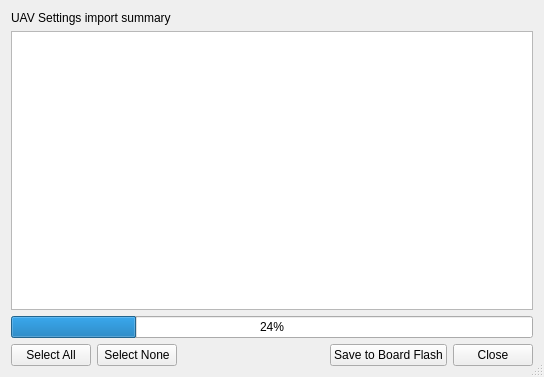
Before: the Qt Designer form ground/gcs/src/plugins/uavsettingsimportexport/importsummarydialog.ui in TauLabs/TauLabs, drawn with Qt 5.
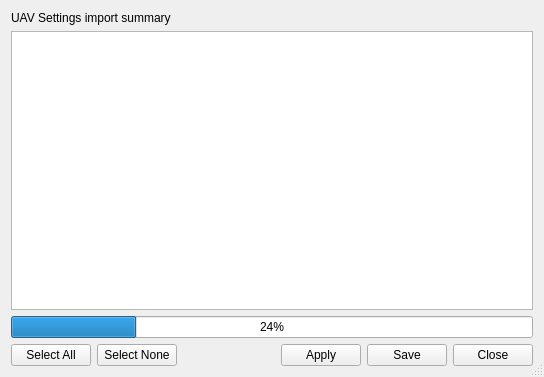
After: the same form once the commit is applied. Icons and pictures are not drawn.

Patch:
```diff
--- a/ground/gcs/src/plugins/uavsettingsimportexport/importsummarydialog.ui
+++ b/ground/gcs/src/plugins/uavsettingsimportexport/importsummarydialog.ui
@@ -115,13 +115,20 @@
       </widget>
      </item>
      <item>
-      <widget class="QPushButton" name="saveToFlash">
+      <widget class="QPushButton" name="btnApply">
+       <property name="text">
+        <string>Apply</string>
+       </property>
+      </widget>
+     </item>
+     <item>
+      <widget class="QPushButton" name="btnSaveToFlash">
        <property name="toolTip">
         <string>Save all settings checked above to persistent board storage,
 then close the dialog.</string>
        </property>
        <property name="text">
-        <string>Save to Board Flash</string>
+        <string>Save</string>
        </property>
       </widget>
      </item>
```
Left out of the diff: 2 changed lines with no effect on the pictures.
